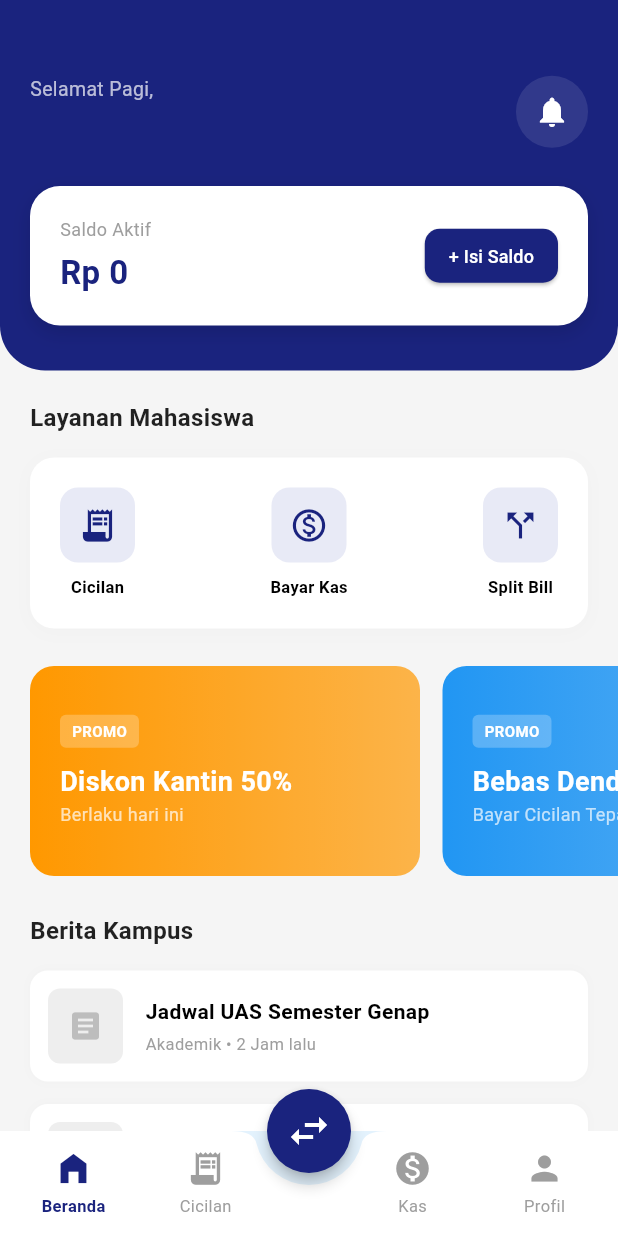
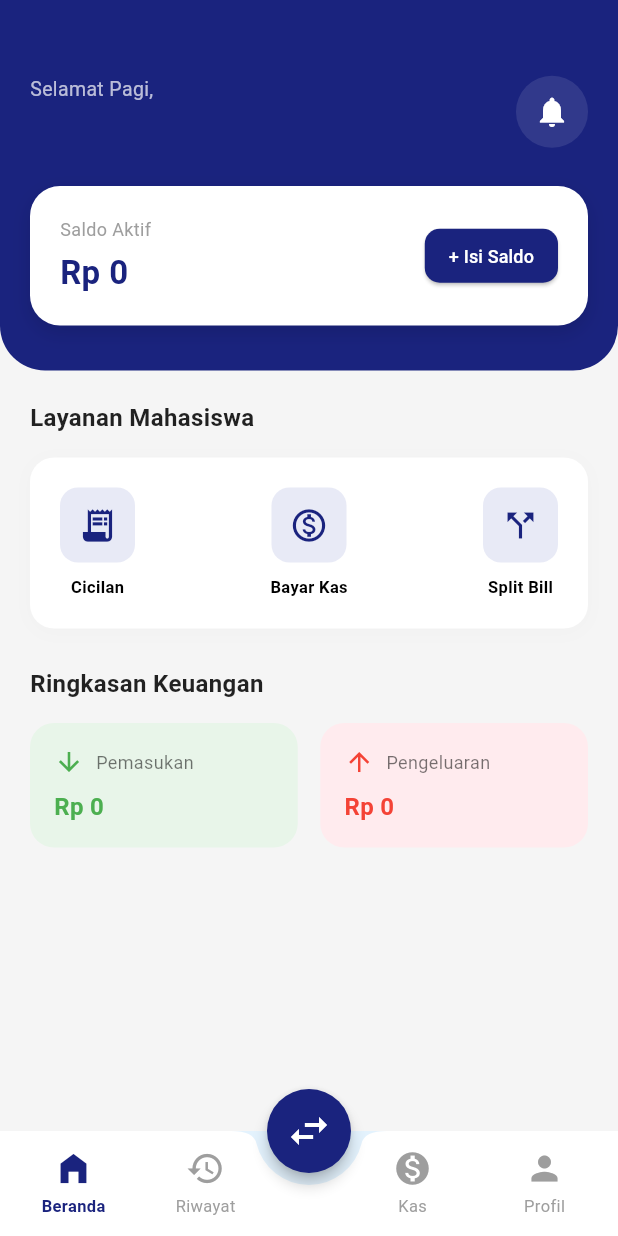
Before and after one commit to RonyRisvaldoLumbanBatu/BhinnekaPay, a Flutter app: the MainPage screen opened directly with empty values, on a phone screen of 412 x 824 dp. Run offline on Flutter 3.47's test engine with Material 3 defaults, Android fonts, the phone set to English and light mode, and no system bars; our stand-ins replace qr_flutter; missing offline and left inert: mobile_scanner; network calls fail.

Commit message:
feat: pembaruan branding BhinnekaPay dan penambahan fitur riwayat transaksi

```diff
--- a/lib/pages/fitur/kas_page.dart
+++ b/lib/pages/fitur/kas_page.dart
@@ -95,7 +95,8 @@ class _KasPageState extends State<KasPage> {
         'kas_id': kasId,
         'nim': widget.nim,
         'nama': widget.username,
-        'nominal': nominal.toString()
+        'nominal': nominal.toString(),
+        'username': widget.username, // ADDED: SEND USERNAME FOR LOGGING
       });
 
       final data = jsonDecode(response.body);
--- a/lib/pages/home/dashboard_page.dart
+++ b/lib/pages/home/dashboard_page.dart
@@ -5,7 +5,8 @@ import 'dart:convert';
 import 'package:flutter/foundation.dart'; // Untuk kIsWeb
 
 import 'package:minibank/pages/transaksi/isi_saldo_page.dart'; // Menu Isi Saldo
-import 'package:minibank/pages/fitur/cicilan_page.dart'; // Menu Cicilan
+// import 'package:minibank/pages/fitur/riwayat_page.dart'; // HAPUS IMPORT INI
+import 'package:minibank/pages/fitur/cicilan_page.dart'; // KEMBALIKAN IMPORT CICILAN
 import 'package:minibank/pages/fitur/kas_page.dart'; // Menu Kas
 import 'package:minibank/pages/fitur/split_bill_list_page.dart'; // Menu Split Bill (List)
 
@@ -30,28 +31,51 @@ class DashboardPage extends StatefulWidget {
 }
 
 class _DashboardPageState extends State<DashboardPage> {
-  late String _currentSaldo; // Variabel saldo yang bisa berubah
+  late String _currentSaldo;
+  double _income = 0;
+  double _expense = 0;
   bool _isLoading = false;
 
   @override
   void initState() {
     super.initState();
-    _currentSaldo = widget.saldo; // Inisialisasi awal
-    _fetchLatestSaldo(); // Ambil saldo terbaru dari API
+    _currentSaldo = widget.saldo;
+    _refreshData();
   }
 
-  // FUNGSI TARIK SALDO TERBARU
+  // FUNGSI TARIK DATA TERBARU (Saldo + Pemasukan/Pengeluaran)
+  Future<void> _refreshData() async {
+    setState(() => _isLoading = true);
+    await _fetchLatestSaldo();
+    await _fetchDashboardStats();
+    if (mounted) setState(() => _isLoading = false);
+  }
+
   Future<void> _fetchLatestSaldo() async {
-    setState(() => _isLoading = true);
-    // ... (Login saldo tidak berubah)
+    // Logic fetch saldo simple (di real app pakai endpoint get_saldo)
+  }
 
-    // UPDATE: Kita tidak benar-benar fetch saldo disini untuk mempersingkat,
-    // tapi kalau mau, pakai endpoint get_saldo.php
-    // Disini saya hanya simulasi agar UI safe.
-    // Jika ingin real, copas logika fetch saldo dari login_page.dart
+  Future<void> _fetchDashboardStats() async {
+    String baseUrl = kIsWeb
+        ? 'http://localhost/api/get_dashboard.php'
+        : 'http://192.168.18.10/api/get_dashboard.php';
 
-    // Anggap saldo sudah paling update dari Login
-    if (mounted) setState(() => _isLoading = false);
+    try {
+      final response = await http
+          .post(Uri.parse(baseUrl), body: {'username': widget.username});
+
+      if (response.statusCode == 200) {
+        final data = jsonDecode(response.body);
+        if (data['success'] == true) {
+          setState(() {
+            _income = double.parse(data['pemasukan'].toString());
+            _expense = double.parse(data['pengeluaran'].toString());
+          });
+        }
+      }
+    } catch (e) {
+      print("Error fetch dashboard: $e");
+    }
   }
 
   @override
@@ -65,8 +89,10 @@ class _DashboardPageState extends State<DashboardPage> {
     return Scaffold(
       backgroundColor: const Color(0xFFF5F5F5), // Background Abu Muda
       body: RefreshIndicator(
-        onRefresh: _fetchLatestSaldo,
+        onRefresh: _refreshData,
         child: SingleChildScrollView(
+          physics:
+              const AlwaysScrollableScrollPhysics(), // Biar bisa refresh walau konten sedikit
           child: Column(
             children: [
               // 1. HEADER (Sapaan & Saldo) - STYLE BARU
@@ -95,13 +121,24 @@ class _DashboardPageState extends State<DashboardPage> {
 
               const SizedBox(height: 25),
 
-              // 3. BANNER PROMO (Carousel)
-              _buildPromoBanner(),
-
-              const SizedBox(height: 25),
-
-              // 4. BERITA KAMPUS (Vertical List)
-              _buildNewsSection(),
+              // 3. PEMASUKAN & PENGELUARAN (REAL DATA)
+              Padding(
+                padding: const EdgeInsets.symmetric(horizontal: 20),
+                child: Column(
+                  crossAxisAlignment: CrossAxisAlignment.start,
+                  children: [
+                    const Text(
+                      "Ringkasan Keuangan",
+                      style: TextStyle(
+                          fontSize: 16,
+                          fontWeight: FontWeight.bold,
+                          color: Colors.black87),
+                    ),
+                    const SizedBox(height: 15),
+                    _buildFinancialSummary(formatter),
+                  ],
+                ),
+              ),
 
               const SizedBox(height: 30),
             ],
@@ -225,17 +262,20 @@ class _DashboardPageState extends State<DashboardPage> {
       child: Row(
         mainAxisAlignment: MainAxisAlignment.spaceBetween,
         children: [
+          // KEMBALIKAN KE CICILAN
           _buildMenuIcon(
               context,
-              Icons.receipt_long,
-              "Cicilan",
+              Icons.receipt_long, // ICON CICILAN
+              "Cicilan", // LABEL CICILAN
               () => Navigator.push(
                   context,
                   MaterialPageRoute(
                       builder: (context) => CicilanPage(
+                          // NAVIGASI KE CICILAN
                           username: widget.username,
                           saldo: _currentSaldo,
                           nim: widget.nim)))),
+
           _buildMenuIcon(
               context,
               Icons.monetization_on_outlined,
@@ -256,9 +296,7 @@ class _DashboardPageState extends State<DashboardPage> {
                   context,
                   MaterialPageRoute(
                       builder: (context) => SplitBillListPage(
-                          // <--- PASSING PARAMETERS HERE
-                          username: widget.username,
-                          nim: widget.nim ?? "-")))),
+                          username: widget.username, nim: widget.nim ?? "-")))),
         ],
       ),
     );
@@ -285,119 +323,68 @@ class _DashboardPageState extends State<DashboardPage> {
     );
   }
 
-  Widget _buildPromoBanner() {
-    return SizedBox(
-      height: 140,
-      child: ListView(
-        padding: const EdgeInsets.symmetric(horizontal: 20),
-        scrollDirection: Axis.horizontal,
+  // --- WIDGET BARU: PEMASUKAN DAN PENGELUARAN (DYNAMIC) ---
+  Widget _buildFinancialSummary(NumberFormat formatter) {
+    return Row(
       children: [
-          _buildPromoCard(
-              Colors.orange, "Diskon Kantin 50%", "Berlaku hari ini"),
-          _buildPromoCard(
-              Colors.blue, "Bebas Denda", "Bayar Cicilan Tepat Waktu"),
-          _buildPromoCard(Colors.green, "Cashback TopUp", "Via Bank Mini"),
-        ],
+        Expanded(
+          child: Container(
+            padding: const EdgeInsets.all(16),
+            decoration: BoxDecoration(
+              color: const Color(0xFFE8F5E9), // Hijau Muda
+              borderRadius: BorderRadius.circular(16),
             ),
-    );
-  }
-
-  Widget _buildPromoCard(Color color, String title, String subtitle) {
-    return Container(
-      width: 260,
-      margin: const EdgeInsets.only(right: 15),
-      padding: const EdgeInsets.all(20),
-      decoration: BoxDecoration(
-          color: color,
-          borderRadius: BorderRadius.circular(16),
-          gradient: LinearGradient(colors: [color, color.withOpacity(0.7)])),
-      child: Column(
-        crossAxisAlignment: CrossAxisAlignment.start,
-        mainAxisAlignment: MainAxisAlignment.center,
-        children: [
-          Container(
-              padding: const EdgeInsets.symmetric(horizontal: 8, vertical: 4),
-              decoration: BoxDecoration(
-                  color: Colors.white24,
-                  borderRadius: BorderRadius.circular(4)),
-              child: const Text("PROMO",
-                  style: TextStyle(
-                      color: Colors.white,
-                      fontSize: 10,
-                      fontWeight: FontWeight.bold))),
-          const SizedBox(height: 10),
-          Text(title,
-              style: const TextStyle(
-                  color: Colors.white,
-                  fontWeight: FontWeight.bold,
-                  fontSize: 18)),
-          Text(subtitle,
-              style: const TextStyle(color: Colors.white70, fontSize: 12)),
-        ],
-      ),
-    );
-  }
-
-  Widget _buildNewsSection() {
-    return Padding(
-      padding: const EdgeInsets.symmetric(horizontal: 20),
             child: Column(
               crossAxisAlignment: CrossAxisAlignment.start,
               children: [
-          const Text(
-            "Berita Kampus",
-            style: TextStyle(
+                const Row(
+                  children: [
+                    Icon(Icons.arrow_downward, color: Colors.green, size: 20),
+                    SizedBox(width: 8),
+                    Text("Pemasukan",
+                        style: TextStyle(fontSize: 12, color: Colors.black54)),
+                  ],
+                ),
+                const SizedBox(height: 8),
+                Text(formatter.format(_income), // REAL DATA
+                    style: const TextStyle(
                         fontSize: 16,
                         fontWeight: FontWeight.bold,
-                color: Colors.black87),
-          ),
-          const SizedBox(height: 15),
-          _buildNewsItem("Jadwal UAS Semester Genap", "Akademik • 2 Jam lalu"),
-          _buildNewsItem(
-              "Pendaftaran Beasiswa 2024", "Kemahasiswaan • 5 Jam lalu"),
-          _buildNewsItem(
-              "Workshop Flutter untuk Pemula", "UKM IT • 1 Hari lalu"),
+                        color: Colors.green)),
               ],
             ),
-    );
-  }
-
-  Widget _buildNewsItem(String title, String meta) {
-    return Container(
-      margin: const EdgeInsets.only(bottom: 15),
-      padding: const EdgeInsets.all(12),
-      decoration: BoxDecoration(
-          color: Colors.white,
-          borderRadius: BorderRadius.circular(12),
-          boxShadow: [
-            BoxShadow(color: Colors.grey.withOpacity(0.05), blurRadius: 5)
-          ]),
-      child: Row(
-        children: [
-          Container(
-            width: 50,
-            height: 50,
-            decoration: BoxDecoration(
-                color: Colors.grey[200],
-                borderRadius: BorderRadius.circular(8)),
-            child: Icon(Icons.article, color: Colors.grey[400]),
+          ),
         ),
         const SizedBox(width: 15),
         Expanded(
+          child: Container(
+            padding: const EdgeInsets.all(16),
+            decoration: BoxDecoration(
+              color: const Color(0xFFFFEBEE), // Merah Muda
+              borderRadius: BorderRadius.circular(16),
+            ),
             child: Column(
               crossAxisAlignment: CrossAxisAlignment.start,
               children: [
-                Text(title,
-                    style: const TextStyle(
-                        fontWeight: FontWeight.bold, fontSize: 14)),
-                const SizedBox(height: 4),
-                Text(meta,
-                    style: const TextStyle(color: Colors.grey, fontSize: 11)),
+                const Row(
+                  children: [
+                    Icon(Icons.arrow_upward, color: Colors.red, size: 20),
+                    SizedBox(width: 8),
+                    Text("Pengeluaran",
+                        style: TextStyle(fontSize: 12, color: Colors.black54)),
                   ],
                 ),
-          )
+                const SizedBox(height: 8),
+                Text(formatter.format(_expense), // REAL DATA
+                    style: const TextStyle(
+                        fontSize: 16,
+                        fontWeight: FontWeight.bold,
+                        color: Colors.red)),
               ],
             ),
+          ),
+        ),
+      ],
     );
   }
 }
--- a/lib/pages/home/main_page.dart
+++ b/lib/pages/home/main_page.dart
@@ -4,7 +4,7 @@ import 'package:flutter/material.dart';
 import 'package:minibank/pages/home/dashboard_page.dart';
 import 'package:minibank/pages/fitur/kas_page.dart';
 import 'package:minibank/pages/profil/edit_profile_page.dart';
-import 'package:minibank/pages/fitur/cicilan_page.dart';
+import 'package:minibank/pages/fitur/riwayat_page.dart'; // GANTI CICILAN KE RIWAYAT
 import 'package:minibank/pages/transaksi/qr_scan_page.dart';
 import 'package:minibank/pages/transaksi/input_nim_page.dart';
 import 'package:minibank/pages/transaksi/request_saldo_page.dart';
@@ -377,18 +377,14 @@ class _MainPageState extends State<MainPage> {
         kelas: widget.kelas, // <-- PASS KELAS
         roleKelas: widget.roleKelas, // <-- PASS ROLE
       ),
-      CicilanPage(
-        username: widget.username,
-        saldo: widget.saldo,
-        email: widget.email,
-        nim: widget.nim,
-      ),
+      // GANTI CICILAN PAGE -> RIWAYAT PAGE (INDEX 1)
+      RiwayatPage(username: widget.username),
       Container(), // Placeholder tengah
       KasPage(
         username: widget.username,
         kelas: widget.kelas,
         roleKelas: widget.roleKelas,
-        nim: widget.nim ?? "-", // <-- PASSING NIM KE KASPAGE
+        nim: widget.nim ?? "-",
       ),
       EditProfilePage(
         username: widget.username,
@@ -419,7 +415,7 @@ class _MainPageState extends State<MainPage> {
           mainAxisAlignment: MainAxisAlignment.spaceBetween,
           children: [
             _buildNavItem(Icons.home_filled, "Beranda", 0),
-            _buildNavItem(Icons.receipt_long, "Cicilan", 1),
+            _buildNavItem(Icons.history, "Riwayat", 1), // GANTI LABEL DAN ICON
             const SizedBox(width: 50),
             _buildNavItem(Icons.monetization_on, "Kas", 3),
             _buildNavItem(Icons.person, "Profil", 4),
--- a/pubspec.yaml
+++ b/pubspec.yaml
@@ -36,7 +36,7 @@ flutter:
 
 # Konfigurasi Launcher Icons
 flutter_launcher_icons:
-  android: "launcher_icon"
+  android: true
   ios: true
-  image_path: "assets/icon/logo_bank.jpeg"
+  image_path: "assets/logo.png"
   min_sdk_android: 21
```
Also changed, not shown: lib/pages/auth/login_page.dart (+6 -17 lines), lib/pages/fitur/riwayat_page.dart (added, +155 -0 lines), assets/logo.png (added), 9 other files. Lines whose indentation alone changed are shown as unchanged.
